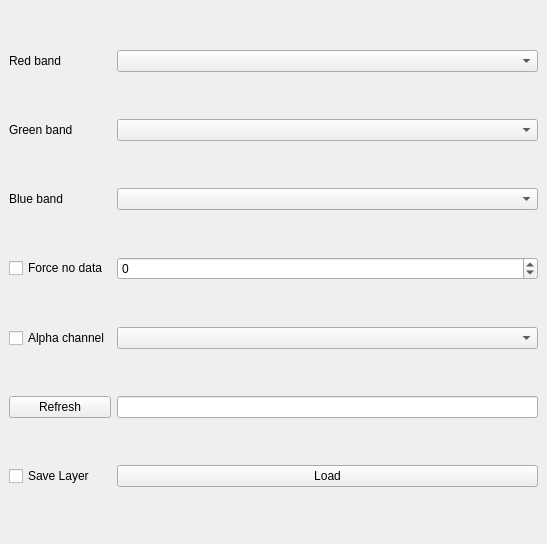
Qt form RasterDisplayComposer_dockwidget_base.ui (amondot/RasterDisplayComposer) before a commit.
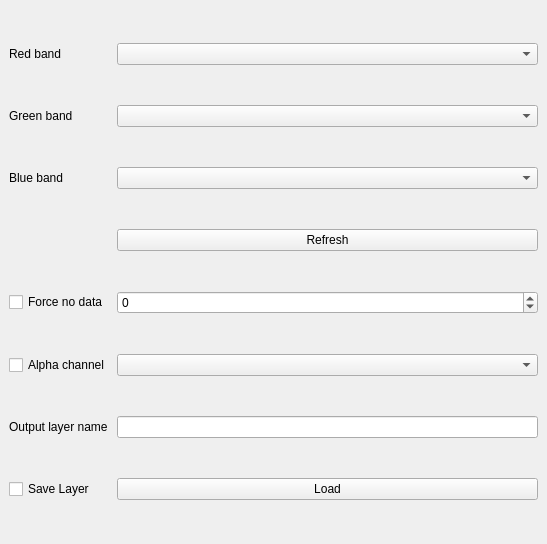
The same form after that commit.

Diff of the .ui file:
```diff
--- a/RasterDisplayComposer_dockwidget_base.ui
+++ b/RasterDisplayComposer_dockwidget_base.ui
@@ -79,13 +79,6 @@
       </property>
      </widget>
     </item>
-    <item row="6" column="0">
-     <widget class="QPushButton" name="pushButton_refresh">
-      <property name="text">
-       <string>Refresh</string>
-      </property>
-     </widget>
-    </item>
     <item row="6" column="1">
      <widget class="QLineEdit" name="lineEdit_bandName"/>
     </item>
@@ -96,6 +89,20 @@
       </property>
      </widget>
     </item>
+    <item row="3" column="1">
+     <widget class="QPushButton" name="pushButton_refresh">
+      <property name="text">
+       <string>Refresh</string>
+      </property>
+     </widget>
+    </item>
+    <item row="6" column="0">
+     <widget class="QLabel" name="label_4">
+      <property name="text">
+       <string>Output layer name</string>
+      </property>
+     </widget>
+    </item>
    </layout>
   </widget>
  </widget>
```
